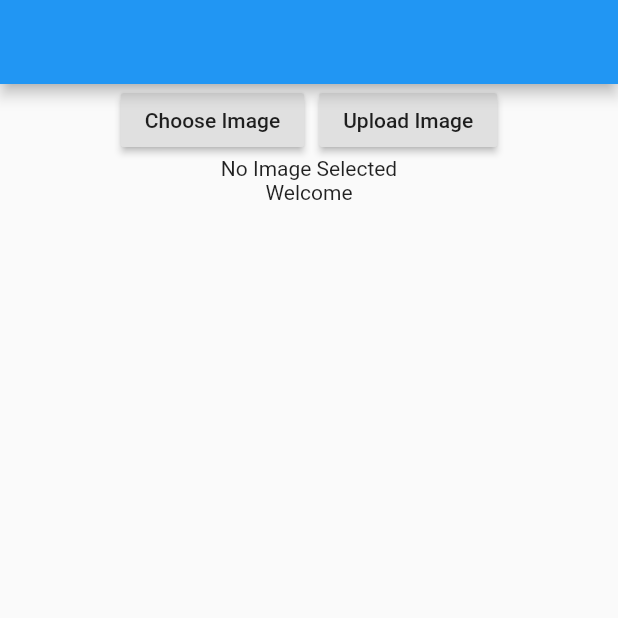
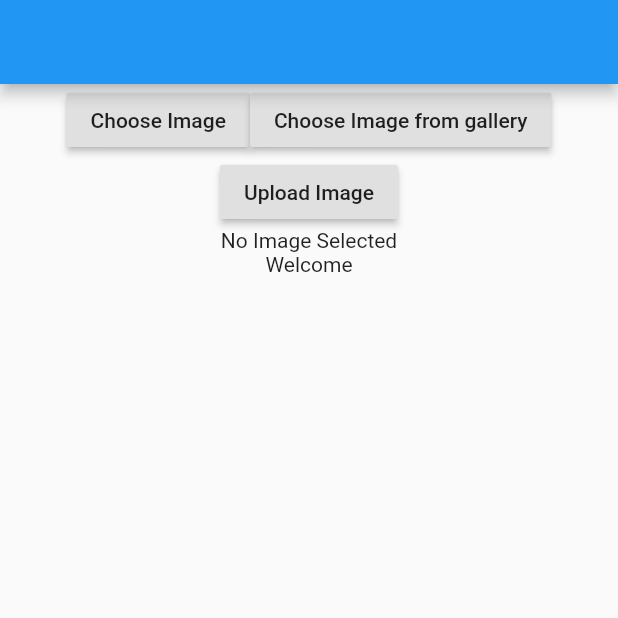
Before and after one commit to TejasviRaj/chestnet-flutter, a Flutter app: the screen it shows after launch, after a tap on "Choose Image", on a phone screen of 412 x 824 dp, the top half of it. Run offline on Flutter 3.47's test engine with Material 2 defaults, Android fonts, the phone set to English and light mode, and no system bars; our stand-ins replace image_picker.

Commit message:
from gallery button added

```diff
--- a/lib/main.dart
+++ b/lib/main.dart
@@ -84,12 +84,18 @@ class _MyHomePageState extends State<MyHomePage> {
                 onPressed: getImage,
                 child: Text('Choose Image'),
               ),
-              SizedBox(width: 10.0),
+             // SizedBox(width: 10.0),
               RaisedButton(
-                onPressed: Upload,
-                child: Text('Upload Image'),
-              )
+                onPressed: getImageGallery,
+                child: Text('Choose Image from gallery'),
+              ),
+              //SizedBox(width: 10.0),
+
             ],
+          ),
+          RaisedButton(
+            onPressed: Upload,
+            child: Text('Upload Image'),
           ),
           (_image == null)
               ? Text('No Image Selected')
@@ -102,6 +108,14 @@ class _MyHomePageState extends State<MyHomePage> {
 
   Future getImage() async {
     var image = await ImagePicker.pickImage(source: ImageSource.camera);
+
+    setState(() {
+      _image = image;
+    });
+  }
+
+  Future getImageGallery() async {
+    var image = await ImagePicker.pickImage(source: ImageSource.gallery);
 
     setState(() {
       _image = image;
```
